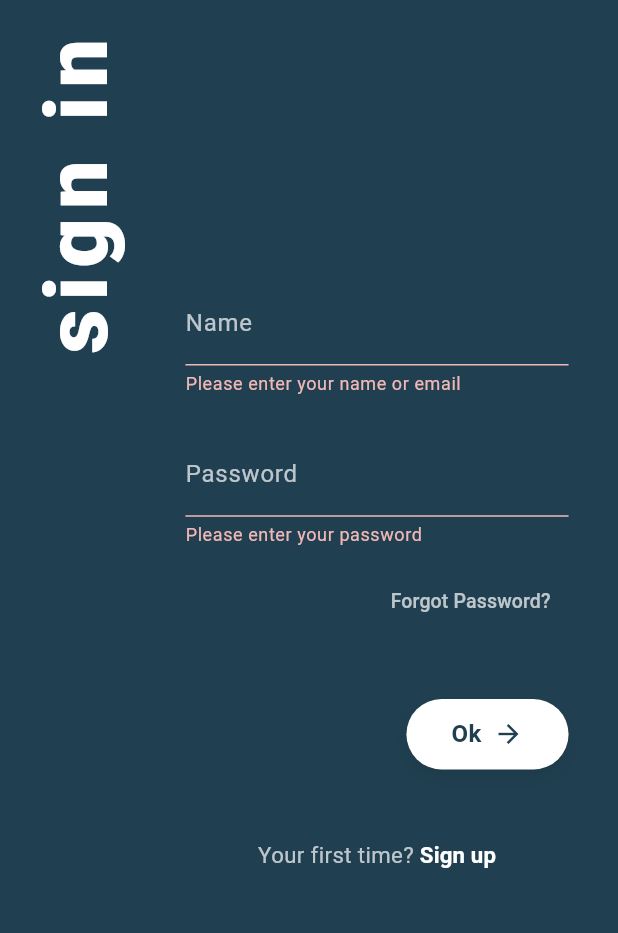
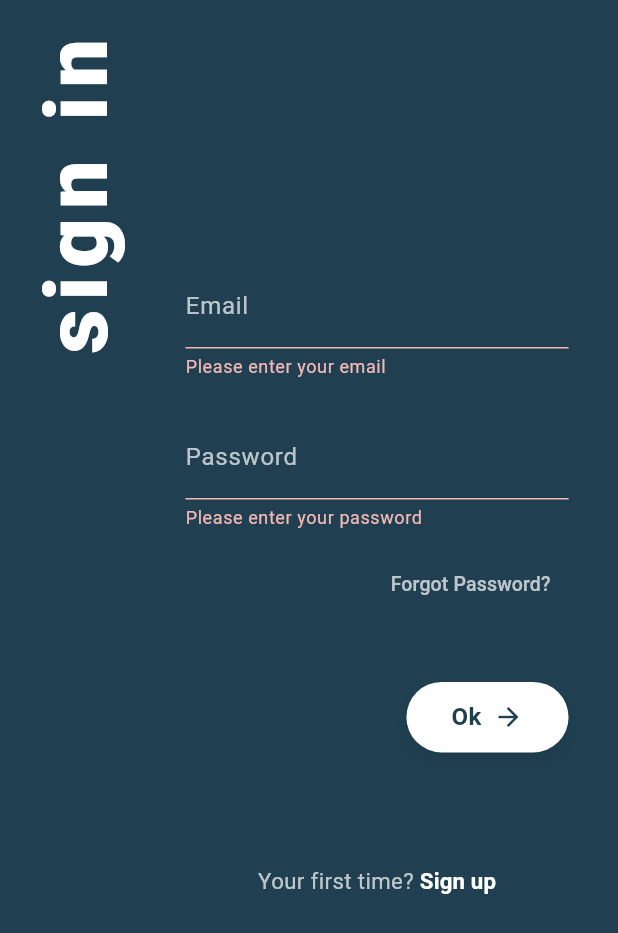
Before and after one commit to jgaspar10/Group_Travel_Expense_App, a Flutter app: the screen it shows after launch, after a tap on "Ok", on a phone screen of 412 x 824 dp. Shown: the top 933 px of the screen. Run offline on Flutter 3.47's test engine with Material 3 defaults, Android fonts, the phone set to English and light mode, and no system bars; our stand-ins replace cloud_firestore, firebase_auth, firebase_core, image_picker; accounts and stored records are empty.

Commit message:
user login using firebase logic implemented working

```diff
--- a/lib/pages/login_page.dart
+++ b/lib/pages/login_page.dart
@@ -1,5 +1,6 @@
 // lib/pages/login_page.dart
 import 'package:flutter/material.dart';
+import 'package:firebase_auth/firebase_auth.dart'; // Import Firebase Auth
 
 // Dark Theme Colors
 const Color darkBackgroundColor = Color(0xFF204051);
@@ -10,7 +11,6 @@ const Color inputLineColor = Colors.white38;
 const Color inputFocusedLineColor = Colors.white;
 const Color circularButtonBackgroundColor = Colors.white;
 const Color circularButtonIconColor = darkBackgroundColor;
-const Color secondaryActionColor = Color(0xFF4AB19D); // A teal for outlined buttons/links
 
 class LoginPage extends StatefulWidget {
   const LoginPage({super.key});
@@ -21,24 +21,58 @@ class LoginPage extends StatefulWidget {
 
 class _LoginPageState extends State<LoginPage> {
   final _formKey = GlobalKey<FormState>();
-  final _nameOrEmailController = TextEditingController();
+  final _emailController = TextEditingController();
   final _passwordController = TextEditingController();
 
   @override
   void dispose() {
-    _nameOrEmailController.dispose();
+    _emailController.dispose();
     _passwordController.dispose();
     super.dispose();
   }
 
-  void _login() {
-    if (_formKey.currentState!.validate()) {
-      // TODO: Implement actual login logic with Firebase Auth
-      print('Name/Email: ${_nameOrEmailController.text}');
-      print('Password: ${_passwordController.text}');
+  // --- MODIFIED: _login method with Firebase Auth logic ---
+  Future<void> _login() async {
+    if (!_formKey.currentState!.validate()) {
+      return; // If form is not valid, do nothing
+    }
 
-      // On successful login, navigate to home and remove auth screens from stack
-      Navigator.pushNamedAndRemoveUntil(context, '/home', (route) => false);
+    // Show a loading indicator for better user experience
+    showDialog(
+      context: context,
+      barrierDismissible: false,
+      builder: (context) => const Center(child: CircularProgressIndicator()),
+    );
+
+    try {
+      // Sign in the user with their email and password
+      await FirebaseAuth.instance.signInWithEmailAndPassword(
+        email: _emailController.text.trim(),
+        password: _passwordController.text.trim(),
+      );
+
+      // If login is successful, navigate to the HomePage
+      // and remove all previous routes (so the user can't go back to login)
+      if (mounted) {
+        Navigator.pushNamedAndRemoveUntil(context, '/home', (route) => false);
+      }
+    } on FirebaseAuthException catch (e) {
+      // Close the loading indicator before showing the error
+      if (mounted) Navigator.pop(context);
+
+      // Handle specific Firebase authentication errors
+      String errorMessage = 'An error occurred. Please try again.';
+      if (e.code == 'user-not-found' || e.code == 'invalid-credential') {
+        errorMessage = 'No user found for that email or wrong password.';
+      } else if (e.code == 'wrong-password') {
+        errorMessage = 'Wrong password provided for that user.';
+      }
+
+      if (mounted) {
+        ScaffoldMessenger.of(context).showSnackBar(
+          SnackBar(content: Text(errorMessage)),
+        );
+      }
     }
   }
 
@@ -57,10 +91,7 @@ class _LoginPageState extends State<LoginPage> {
               padding: const EdgeInsets.symmetric(horizontal: 10.0, vertical: 20.0),
               child: Align(
                 alignment: Alignment.topCenter,
-                child: RotatedBox(
-                  quarterTurns: -1,
-                  child: Text('sign in', textAlign: TextAlign.center, style: TextStyle(color: textPrimaryColor, fontSize: screenHeight * 0.07, fontWeight: FontWeight.w900, letterSpacing: 6)),
-                ),
+                child: RotatedBox(quarterTurns: -1, child: Text('sign in', textAlign: TextAlign.center, style: TextStyle(color: textPrimaryColor, fontSize: screenHeight * 0.07, fontWeight: FontWeight.w900, letterSpacing: 6))),
               ),
             ),
             Expanded(
@@ -72,15 +103,19 @@ class _LoginPageState extends State<LoginPage> {
                     child: SizedBox(
                       height: screenHeight * 0.9,
                       child: Column(
-                        crossAxisAlignment: CrossAxisAlignment.stretch, // Makes children like buttons stretch
+                        crossAxisAlignment: CrossAxisAlignment.stretch,
                         mainAxisAlignment: MainAxisAlignment.center,
                         children: <Widget>[
-                          const Spacer(flex: 2), // Pushes content down
+                          const Spacer(flex: 2),
                           TextFormField(
-                            controller: _nameOrEmailController,
+                            controller: _emailController,
                             style: const TextStyle(color: textPrimaryColor),
-                            decoration: const InputDecoration(labelText: 'Name', labelStyle: TextStyle(color: textSecondaryColor), enabledBorder: UnderlineInputBorder(borderSide: BorderSide(color: inputLineColor)), focusedBorder: UnderlineInputBorder(borderSide: BorderSide(color: inputFocusedLineColor))),
-                            validator: (v) => v!.isEmpty ? 'Please enter your name or email' : null,
+                            keyboardType: TextInputType.emailAddress,
+                            decoration: const InputDecoration(labelText: 'Email', labelStyle: TextStyle(color: textSecondaryColor), enabledBorder: UnderlineInputBorder(borderSide: BorderSide(color: inputLineColor)), focusedBorder: UnderlineInputBorder(borderSide: BorderSide(color: inputFocusedLineColor))),
+                            validator: (v) {
+                              if (v == null || v.isEmpty) return 'Please enter your email';
+                              return null;
+                            },
                           ),
                           SizedBox(height: screenHeight * 0.03),
                           TextFormField(
@@ -111,9 +146,9 @@ class _LoginPageState extends State<LoginPage> {
                               ),
                             ),
                           ),
-                          SizedBox(height: screenHeight * 0.04), // Space between button and link
+                          const Spacer(),
                           Row(
-                            mainAxisAlignment: MainAxisAlignment.center, // Centered the link
+                            mainAxisAlignment: MainAxisAlignment.center,
                             children: [
                               Text("Your first time? ", style: TextStyle(color: textSecondaryColor, fontSize: screenHeight * 0.018)),
                               TextButton(
@@ -123,7 +158,7 @@ class _LoginPageState extends State<LoginPage> {
                               ),
                             ],
                           ),
-                          const Spacer(flex: 3), // Pushes content up from bottom
+                          const Spacer(flex: 3),
                         ],
                       ),
                     ),
```
